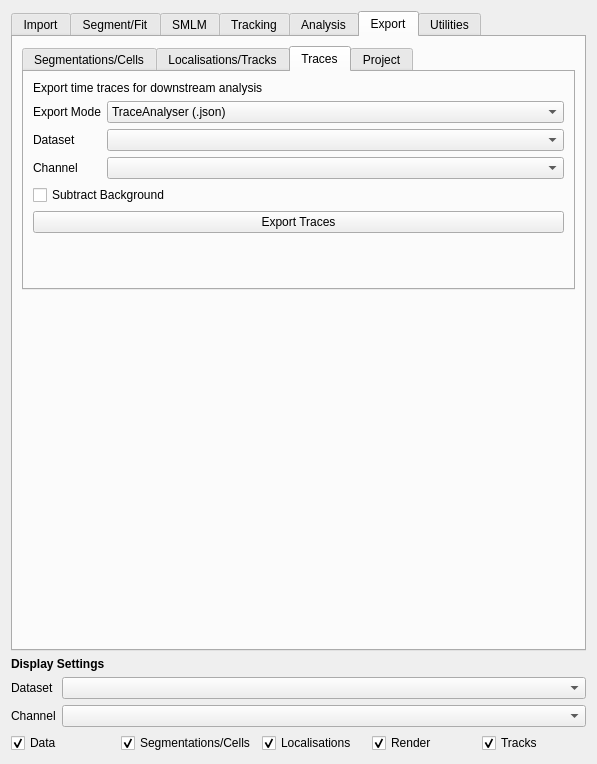
Old version of the form src/moltrack/GUI/widget_ui.ui in the repository piedrro/napari-moltrack.
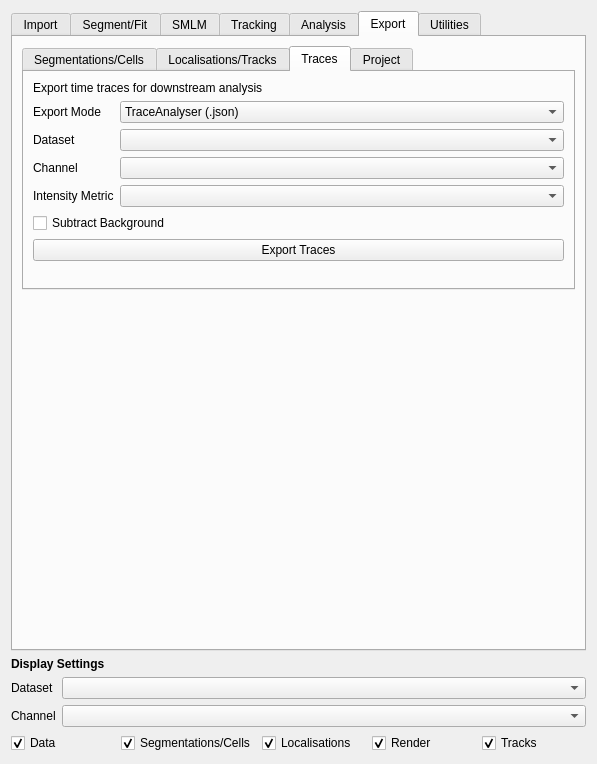
New version of the form. The open tabs and pages were chosen to show the change.

Commit message: added ALL CHANNELS to multi-channel json trace export

```diff
--- a/src/moltrack/GUI/widget_ui.ui
+++ b/src/moltrack/GUI/widget_ui.ui
@@ -4356,6 +4356,16 @@
              <item row="2" column="1">
               <widget class="QComboBox" name="traces_export_channel"/>
              </item>
+             <item row="3" column="0">
+              <widget class="QLabel" name="label_53">
+               <property name="text">
+                <string>Intensity Metric</string>
+               </property>
+              </widget>
+             </item>
+             <item row="3" column="1">
+              <widget class="QComboBox" name="traces_export_metric"/>
+             </item>
             </layout>
            </item>
            <item>
```
The commit also changes 5 other files.
